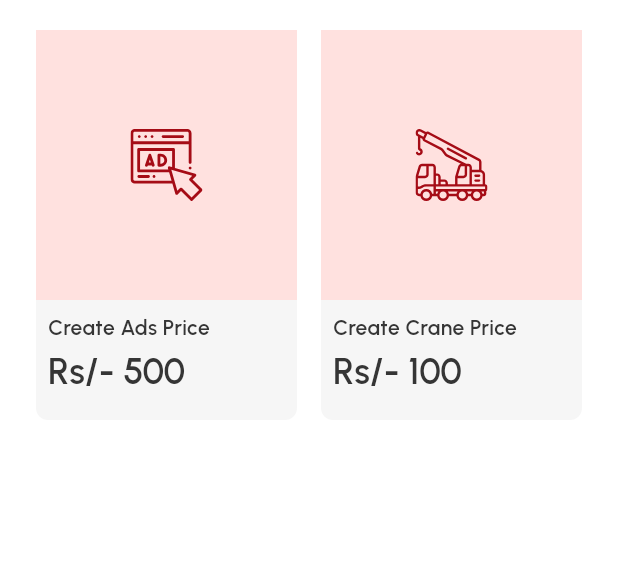
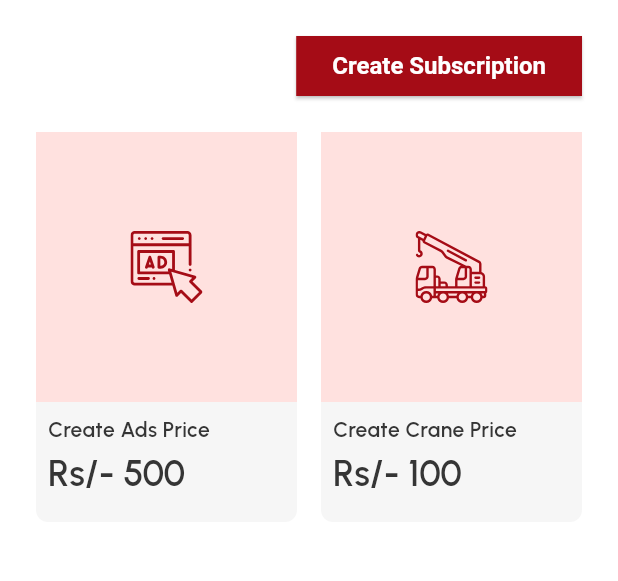
Before and after one commit to RishadPVM/rigging-calculator-dashboard, a Flutter app: the SettingsPage screen opened directly, on a phone screen of 412 x 824 dp, the part 108-689 px from its top. Run offline on Flutter 3.47's test engine with Material 3 defaults, Android fonts, the phone set to English and light mode, and no system bars; our stand-ins replace flutter_svg, get, pinput; network calls fail.

Commit message:
first commit

```diff
--- a/lib/utils/image_icon_path.dart
+++ b/lib/utils/assets.dart
@@ -1,6 +1,7 @@
-class ImageAndIconPath {
+class Assets {
   //Icons
   static const usersIcon = 'assets/icon/3 User.svg';
+  static const dashBoard = 'assets/icon/Home.svg';
   static const craneIcon = 'assets/icon/crane.svg';
   static const adIcon = 'assets/icon/ad.svg';
   static const settingsIcon = 'assets/icon/Setting.svg';
--- a/lib/view/nav/controller/navcontroller.dart
+++ b/lib/view/nav/controller/navcontroller.dart
@@ -1,5 +1,6 @@
 import 'package:flutter/material.dart';
 import 'package:get/get.dart';
+import 'package:leo_rigging_dashboard/view/dashboard/dashboard.dart';
 
 import '../../ad/ads.dart';
 import '../../cranes/cranes_list.dart';
@@ -8,6 +9,7 @@ import '../../users/users.dart';
 
 class Navcontroller extends GetxController {
   List pages = [
+    Dashboard(),
     const UsersPage(),
     const CraneListPage(),
     const AdsPage(),
--- a/lib/view/settings/settings.dart
+++ b/lib/view/settings/settings.dart
@@ -1,7 +1,7 @@
 import 'package:flutter/material.dart';
 import 'package:flutter_svg/flutter_svg.dart';
 import 'package:leo_rigging_dashboard/utils/appcolors.dart';
-import 'package:leo_rigging_dashboard/utils/image_icon_path.dart';
+import 'package:leo_rigging_dashboard/utils/assets.dart';
 import 'package:leo_rigging_dashboard/widget/header.dart';
 
 class SettingsPage extends StatelessWidget {
@@ -13,19 +13,25 @@ class SettingsPage extends StatelessWidget {
       body: Padding(
         padding: EdgeInsets.all(24.0),
         child: Column(
+          mainAxisAlignment: MainAxisAlignment.start,
+          crossAxisAlignment: CrossAxisAlignment.start,
           children: [
             Header(title: "Settings"),
+            SizedBox(height: 20),
+            Align(
+              alignment: Alignment.topRight,
+              child: ElevatedButton(onPressed: (){}, child: Text("Create Subscription"))),
             SizedBox(height: 20),
             Row(
               spacing: 16,
               children: [
                 SubscrptionSeeingCard(
-                  imagePath: ImageAndIconPath.adIcon,
+                  imagePath: Assets.adIcon,
                   title: "Create Ads Price",
                   price: "500",
                 ),
                 SubscrptionSeeingCard(
-                  imagePath: ImageAndIconPath.craneIcon,
+                  imagePath: Assets.craneIcon,
                   title: "Create Crane Price",
                   price: "100",
                 ),
@@ -52,6 +58,9 @@ class SubscrptionSeeingCard extends StatelessWidget {
   @override
   Widget build(BuildContext context) {
     return Flexible(
+      child: GestureDetector(
+        onTap: () {
+        },
         child: Container(
           height: 260,
           width: 200,
@@ -98,6 +107,7 @@ class SubscrptionSeeingCard extends StatelessWidget {
             ],
           ),
         ),
+      ),
     );
   }
 }
--- a/lib/widget/c_search_bar.dart
+++ b/lib/widget/c_search_bar.dart
@@ -3,7 +3,7 @@ import 'package:flutter/material.dart';
 import 'package:flutter_svg/svg.dart';
 
 import '../utils/appcolors.dart';
-import '../utils/image_icon_path.dart';
+import '../utils/assets.dart';
 
 class CseaechBar extends StatelessWidget {
   final String hintText;
@@ -32,7 +32,7 @@ class CseaechBar extends StatelessWidget {
           prefixIcon: Padding(
             padding: const EdgeInsets.all(12),
             child: SvgPicture.asset(
-              ImageAndIconPath.searchIcon,
+              Assets.searchIcon,
               width: 24,
               height: 24,
               colorFilter: ColorFilter.mode(AppColors.cGrey, BlendMode.srcIn),
--- a/lib/widget/header.dart
+++ b/lib/widget/header.dart
@@ -2,7 +2,7 @@ import 'package:flutter/material.dart';
 import 'package:flutter_svg/svg.dart';
 
 import '../utils/appcolors.dart';
-import '../utils/image_icon_path.dart';
+import '../utils/assets.dart';
 
 class Header extends StatelessWidget {
   final String title;
@@ -28,7 +28,7 @@ class Header extends StatelessWidget {
                   ),
                   backgroundColor: AppColors.cGrey100,
                 ),
-                icon: SvgPicture.asset(ImageAndIconPath.notificationIcon),
+                icon: SvgPicture.asset(Assets.notificationIcon),
                 onPressed: () {},
               ),
             ),
@@ -46,7 +46,7 @@ class Header extends StatelessWidget {
                   ClipRRect(
                     borderRadius: BorderRadius.circular(4),
                     child: Image.network(
-                      ImageAndIconPath.demoProfileImg,
+                      Assets.demoProfileImg,
                       height: 40,
                       width: 40,
                       fit: BoxFit.cover,
@@ -55,7 +55,7 @@ class Header extends StatelessWidget {
                   PopupMenuButton(
                     color: AppColors.cWhite,
 
-                    icon: SvgPicture.asset(ImageAndIconPath.arrowDownIcon),
+                    icon: SvgPicture.asset(Assets.arrowDownIcon),
                     itemBuilder: (context) {
                       return [
                         const PopupMenuItem(
```
Also changed, not shown: lib/view/auth/forgot_password/confirm_password.dart (+15 -4 lines), lib/view/auth/forgot_password/verify_email.dart (+17 -4 lines), lib/view/auth/verify_otp.dart (+17 -3 lines), lib/view/dashboard/dashboard.dart (added, +30 -0 lines), lib/view/nav/nav.dart (+8 -7 lines), assets/icon/Category.svg (added). Lines whose indentation alone changed are shown as unchanged.
